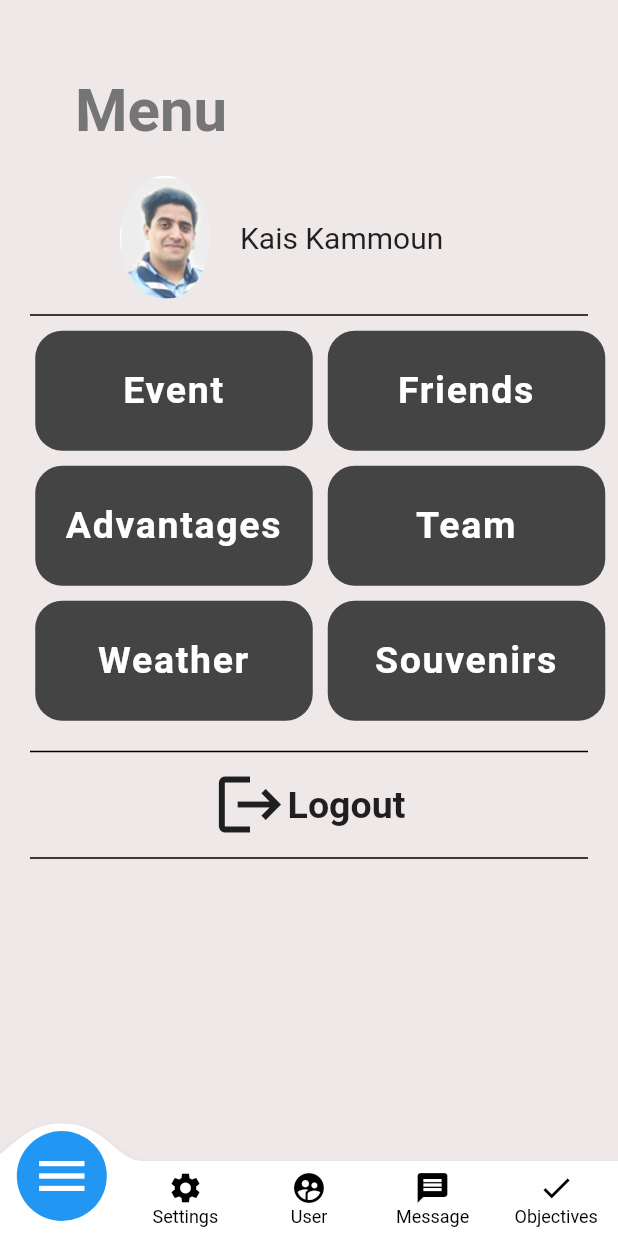
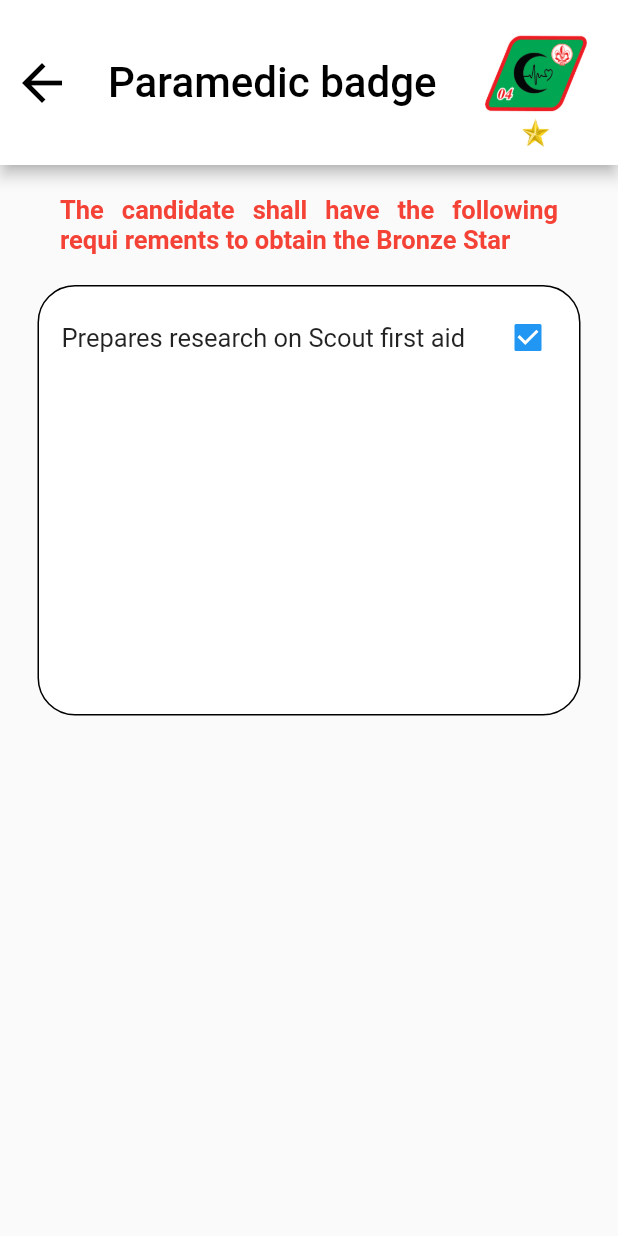
Before and after one commit to hazembh/Camping.academy, a Flutter app: the screen it shows after launch, on a phone screen of 412 x 824 dp. Run offline on Flutter 3.47's test engine with Material 2 defaults, Android fonts, the phone set to English and light mode, and no system bars; drawn by our look-alikes of convex_bottom_bar; our stand-ins replace animated_splash_screen, expandable, image_picker, modal_bottom_sheet, page_transition, sliding_up_panel and 1 more.

Commit message:
'mission'

```diff
--- a/lib/Interfaces/Profile.dart
+++ b/lib/Interfaces/Profile.dart
@@ -1,12 +1,10 @@
 import 'dart:async';
 import 'dart:io';
-
 import 'package:flutter/foundation.dart';
 import 'package:flutter/material.dart';
 import 'package:flutter_application_1/function_class/TextFieldProfile.dart';
 import 'package:flutter_application_1/function_class/buttons.dart';
 import 'package:image_picker/image_picker.dart';
-import 'package:video_player/video_player.dart';
 
 enum ImageSourceType { gallery, camera }
 class ImageFromGalleryEx extends StatefulWidget {
--- /dev/null
+++ b/lib/Interfaces/objectives/mission.dart
@@ -0,0 +1,105 @@
+import 'package:flutter/cupertino.dart';
+import 'package:flutter/material.dart';
+import 'package:flutter_application_1/function_class/TextFiled.dart';
+class Mission extends StatefulWidget {
+  const Mission({Key? key}) : super(key: key);
+
+  @override
+  _MissionState createState() => _MissionState();
+}
+
+class _MissionState extends State<Mission> {
+  @override
+  Widget build(BuildContext context) {
+    final double width =MediaQuery.of(context).size.width;
+    final double height =MediaQuery.of(context).size.height;
+    return Scaffold(
+      appBar: AppBar(
+        toolbarHeight: 110,
+        backgroundColor: Colors.white,
+        //centerTitle: true,
+        title:
+        Text("Paramedic badge",style: TextStyle(fontSize: 28,color: Colors.black),),
+        leading: IconButton(
+          icon: Icon(Icons.arrow_back, color: Colors.black,size: 40,),
+          onPressed: () => Navigator.of(context).pop(),
+        ),
+        actions: [
+          Column(
+            children: [
+              SizedBox(height: 20,),
+              Image.asset('assets/4.png',width: 70,),
+              Image.asset('assets/1etoile.png',width: 30,),
+
+            ],
+          ),
+          SizedBox(width: 20,),
+        ],
+      ),
+      body: SingleChildScrollView(
+        child: Container(
+          child: Column(
+            children: [
+
+              Padding(
+                padding: const EdgeInsets.only(top: 20,left: 40,right: 40),
+                child: Text("The candidate shall have the following requi rements to obtain the Bronze Star",style: TextStyle(
+                  fontSize: 17,fontWeight: FontWeight.bold,color: Colors.red
+                ),
+                  textAlign: TextAlign.justify,
+              )
+              ),
+              SizedBox(height: 20,),
+              Container(
+                width: width-100/2,
+                height: (height-250)/2,
+                decoration: BoxDecoration(
+                  borderRadius: BorderRadius.all(
+                    Radius.circular(25.0)), //
+                    color: Colors.white,
+                    border: Border.all(color: Colors.black,),
+
+
+                ),
+                child: Column(
+              children: [
+              SizedBox(height: 10),
+              Row(
+                children: <Widget>[
+                  SizedBox(
+                    width: 15,
+                  ), //SizedBox
+                  Container(
+                    width:width-250/2,
+                    child: Text(
+                      'Prepares research on Scout first aid',
+                      style: TextStyle(fontSize: 17.0),
+                    ),
+                  ), //Text
+
+                  Checkbox(value: true, onChanged: (bool? value) {  },
+
+
+                  ),
+
+                ],
+              ),
+                /*Row(
+                  children:<Widget> [
+                    MyTextField(icon:Icons.menu, name: 'Squad leader', obscure: true,),
+                    MyTextField(icon:Icons.menu, name: 'Squad leader', obscure: true,)
+
+
+                  ],
+                ),*/
+            ],
+          ),
+              )
+
+            ],
+          ),
+        ),
+      ),
+    );
+  }
+}
--- a/lib/main.dart
+++ b/lib/main.dart
@@ -1,20 +1,23 @@
+import 'package:animated_splash_screen/animated_splash_screen.dart';
 import 'package:flutter/material.dart';
-import 'package:flutter_application_1/Interfaces/signIn.dart';
-import 'package:flutter_application_1/Interfaces/testsouvenirs.dart';
-import 'package:flutter_application_1/testWeather.dart';
+import 'package:flutter_application_1/Interfaces/FirstInterface.dart';
+import 'package:flutter_application_1/Interfaces/objectives/mission.dart';
+import 'package:page_transition/page_transition.dart';
 
-import 'package:flutter/foundation.dart';
-import 'package:flutter/material.dart';
-import 'package:flutter_application_1/function_class/navigation%20bar.dart';
-
-void main() {
-  runApp(MyApp());
-}
-
+import 'Interfaces/Menu/menu.dart';
+void main() => runApp(MyApp());
 class MyApp extends StatelessWidget {
   @override
   Widget build(BuildContext context) {
     return MaterialApp(
-        debugShowCheckedModeBanner: false, home: Navigationbar());
+      debugShowCheckedModeBanner: false,
+        home: AnimatedSplashScreen(
+            duration: 3000,
+            splashIconSize: 200,
+            splash: Image.asset('assets/logo.png',),
+            nextScreen: Mission(),
+            splashTransition: SplashTransition.scaleTransition,
+        )
+    );
   }
 }
```
Also changed, not shown: pubspec.yaml (+13 -3 lines), pubspec.lock, 39 other files.
